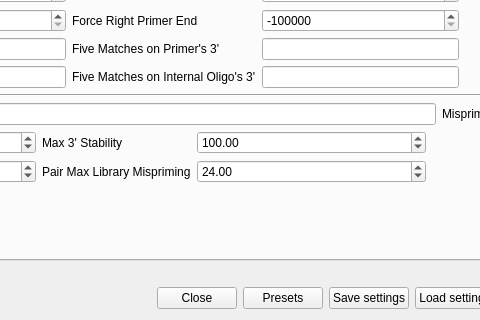
This is src/plugins_3rdparty/primer3/src/Primer3Dialog.ui in ugeneunipro/ugene as Qt 5 draws it before an edit; both pictures show x 346 to 826 and y 448 to 768 of the 1024 by 768 pixel window. The edited form follows.
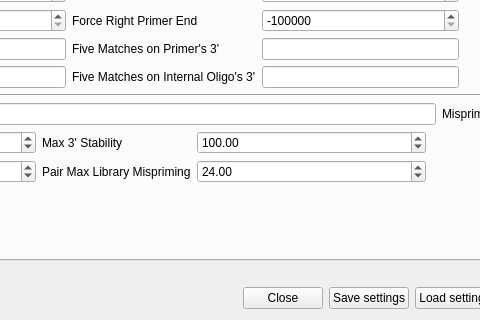
This is the edited form. The open tabs and pages were chosen to show the change.

```diff
--- a/src/plugins_3rdparty/primer3/src/Primer3Dialog.ui
+++ b/src/plugins_3rdparty/primer3/src/Primer3Dialog.ui
@@ -6615,13 +6615,6 @@
        </property>
       </widget>
      </item>
-     <item>
-      <widget class="QPushButton" name="pbPresets">
-       <property name="text">
-        <string>Presets</string>
-       </property>
-      </widget>
-     </item>
      <item>
       <widget class="QPushButton" name="saveSettingsButton">
        <property name="text">
```
Left out of the diff: 2 changed lines with no effect on the pictures.
